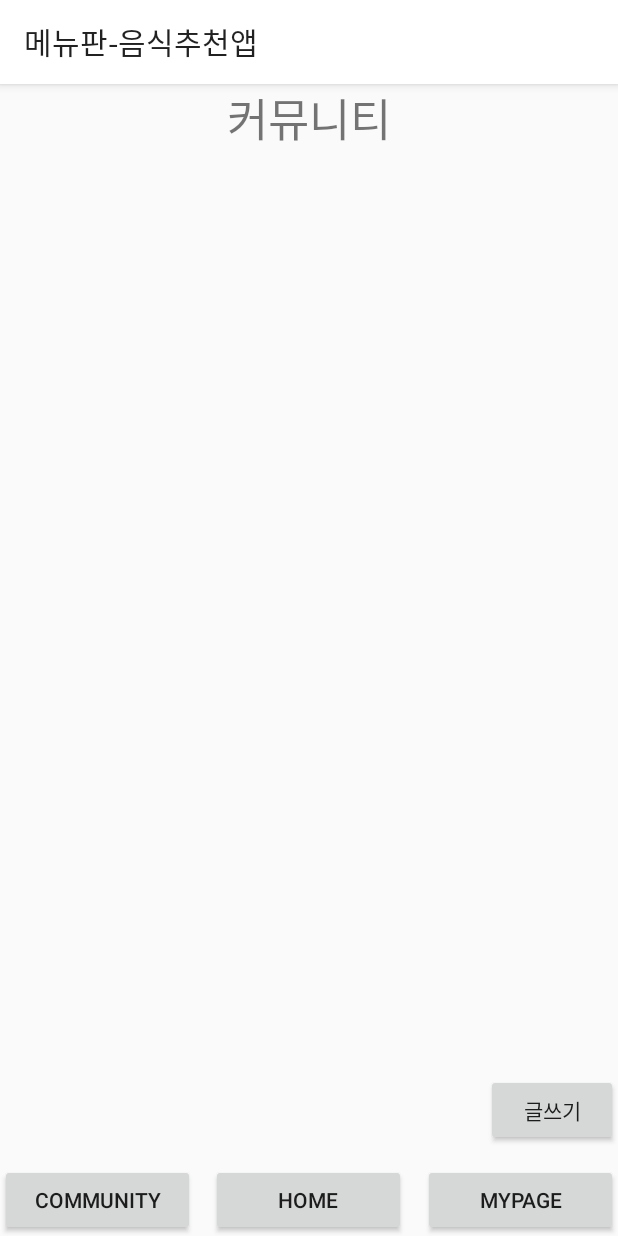
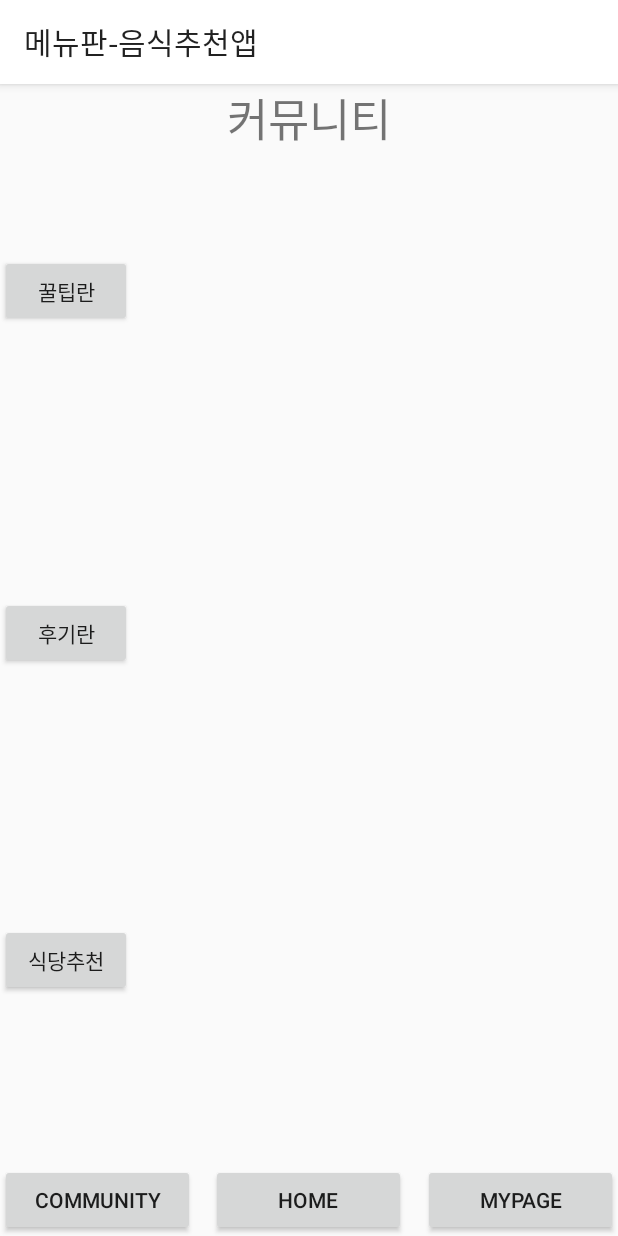
Before and after one commit to JihoonCh/IPS, an Android app: the CommunityActivity screen opened directly, with no data from a screen before it, on a phone screen of 412 x 824 dp. Run offline under Robolectric (Android 15) with nearby library versions, the phone set to English and light mode, and no system bars.

Commit message:
login+main done

```diff
--- a/app/src/main/java/com/example/ips/CommunityActivity.java
+++ b/app/src/main/java/com/example/ips/CommunityActivity.java
@@ -11,6 +11,7 @@ import androidx.appcompat.app.AppCompatActivity;
 public class CommunityActivity extends AppCompatActivity {
 
     Button btnCommunity, btnHome, btnMypage;
+    Button btntips,btnreviews,btnres;
 
     @Override
     protected void onCreate(@Nullable Bundle savedInstanceState) {
@@ -19,6 +20,9 @@ public class CommunityActivity extends AppCompatActivity {
 
         setTitle("메뉴판-음식추천앱");
 
+        btntips= (Button) findViewById(R.id.btntips);
+        btnreviews= (Button) findViewById(R.id.btnreviews);
+        btnres= (Button) findViewById(R.id.btnres);
         // 버튼변수에 버튼객체 대입
         btnCommunity = (Button) findViewById(R.id.btnCommunity);
         btnHome = (Button) findViewById(R.id.btnHome);
--- a/app/src/main/res/layout/community_main.xml
+++ b/app/src/main/res/layout/community_main.xml
@@ -12,18 +12,32 @@
     <LinearLayout
         android:layout_width="match_parent"
         android:layout_height="match_parent"
-        android:orientation="vertical"
-        android:gravity="right|bottom">
+        android:gravity="right|bottom"
+        android:orientation="vertical">
 
         <Button
-            android:id="@+id/btnWrite"
+            android:id="@+id/btntips"
             android:layout_width="wrap_content"
             android:layout_height="wrap_content"
-            android:layout_gravity="right"
-            android:layout_marginBottom="60dp"
-            android:text="글쓰기">
+            android:layout_gravity="left"
+            android:layout_marginBottom="180dp"
+            android:text="꿀팁란"></Button>
 
-        </Button>
+        <Button
+            android:id="@+id/btnreviews"
+            android:layout_width="wrap_content"
+            android:layout_height="wrap_content"
+            android:layout_gravity="left"
+            android:layout_marginBottom="170dp"
+            android:text="후기란"></Button>
+
+        <Button
+            android:id="@+id/btnres"
+            android:layout_width="wrap_content"
+            android:layout_height="wrap_content"
+            android:layout_gravity="left"
+            android:layout_marginBottom="160dp"
+            android:text="식당추천"></Button>
 
 
     </LinearLayout>
```
